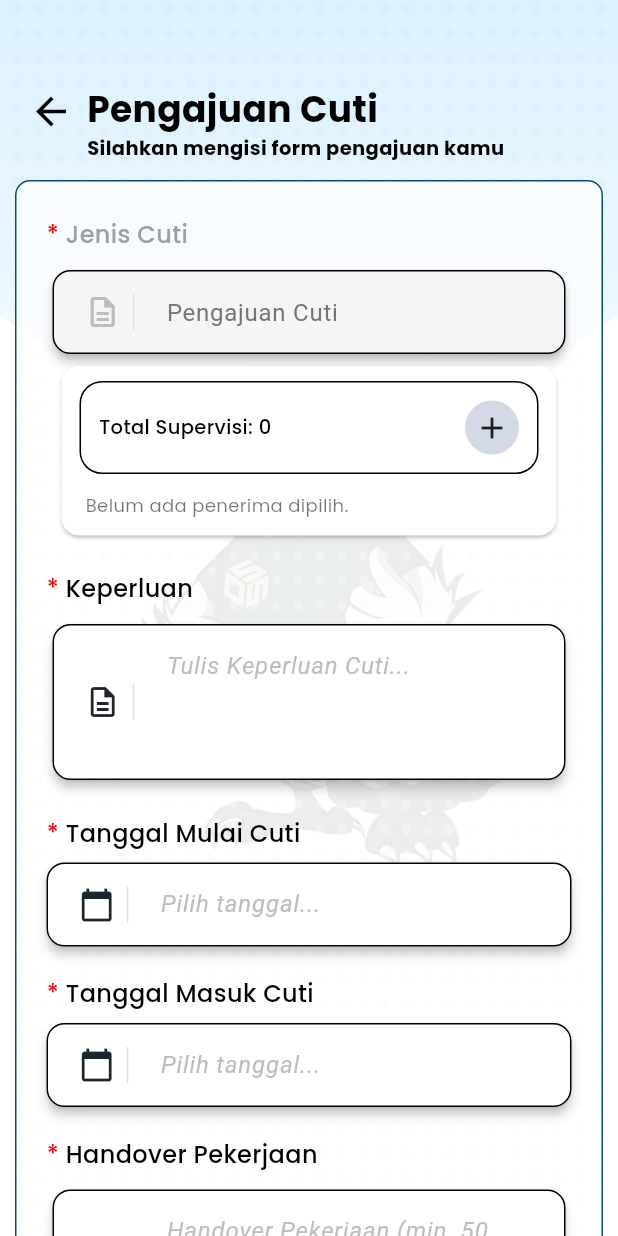
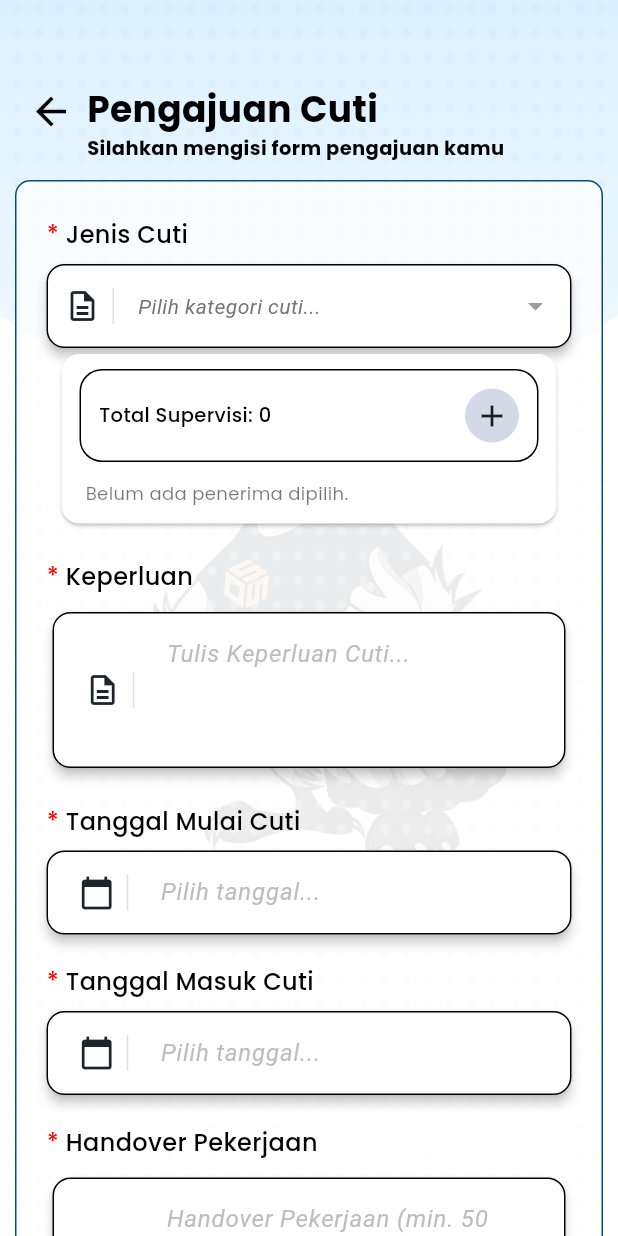
Before and after one commit to dewade17/E-HRM-Dewade, a Flutter app: the PengajuanCutiScreen screen opened directly, on a phone screen of 412 x 824 dp. Run offline on Flutter 3.47's test engine with Material 3 defaults, Android fonts, the light colour scheme and no system bars; our stand-ins replace camera, curved_navigation_bar, device_info_plus, dotted_border, easy_stepper, file_picker and 13 more; accounts and stored records are empty; network calls fail.

Commit message:
Create: feature-kategori-cuti

```diff
--- a/lib/main.dart
+++ b/lib/main.dart
@@ -12,6 +12,7 @@
 import 'package:e_hrm/providers/kunjungan/kunjungan_klien_provider.dart';
 import 'package:e_hrm/providers/location/location_provider.dart';
 import 'package:e_hrm/providers/notifications/notifications_provider.dart';
+import 'package:e_hrm/providers/pengajuan_cuti/kategori_cuti_provider.dart';
 import 'package:e_hrm/providers/profile/profile_provider.dart';
 import 'package:e_hrm/providers/shift_kerja/shift_kerja_realtime_provider.dart';
 import 'package:e_hrm/screens/auth/login/login_screen.dart';
@@ -76,6 +77,7 @@
         ChangeNotifierProvider(create: (_) => KunjunganKlienProvider()),
         ChangeNotifierProvider(create: (_) => IstirahatProvider()),
         ChangeNotifierProvider(create: (_) => NotificationProvider()),
+        ChangeNotifierProvider(create: (_) => KategoriCutiProvider()),
       ],
       child: MaterialApp(
         title: 'E-HRM',
--- a/lib/screens/users/pengajuan_cuti_izin/tambah_pengajuan/pengajuan_cuti/widget/form_pengajuan_cuti.dart
+++ b/lib/screens/users/pengajuan_cuti_izin/tambah_pengajuan/pengajuan_cuti/widget/form_pengajuan_cuti.dart
@@ -3,14 +3,17 @@
 import 'dart:io'; // <-- Impor 'dart:io'
 import 'package:e_hrm/contraints/colors.dart';
 import 'package:e_hrm/providers/approvers/approvers_absensi_provider.dart';
+import 'package:e_hrm/providers/pengajuan_cuti/kategori_cuti_provider.dart';
 import 'package:e_hrm/screens/users/pengajuan_cuti_izin/tambah_pengajuan/widget/recipient_cuti.dart';
 import 'package:e_hrm/shared_widget/date_picker_field_widget.dart';
-import 'package:e_hrm/shared_widget/file_picker_field_widget.dart'; // <-- Widget baru kita
+import 'package:e_hrm/shared_widget/file_picker_field_widget.dart';
+import 'package:e_hrm/shared_widget/kategori_cuti_selection_field.dart'; // <-- IMPORT BARU
 import 'package:e_hrm/shared_widget/text_field_widget.dart';
 import 'package:flutter/material.dart';
 import 'package:google_fonts/google_fonts.dart';
 import 'package:provider/provider.dart';
-// Hapus: import 'package:file_picker/file_picker.dart';
+import 'package:e_hrm/dto/pengajuan_cuti/kategori_pengajuan_cuti.dart'
+    as dto; // <-- IMPORT DTO
 
 class FormPengajuanCuti extends StatefulWidget {
   const FormPengajuanCuti({super.key});
@@ -22,7 +25,9 @@
 class _FormPengajuanCutiState extends State<FormPengajuanCuti> {
   final GlobalKey<FormState> formKey = GlobalKey<FormState>();
 
-  final TextEditingController jenisCutiController = TextEditingController();
+  // Hapus controller 'jenisCutiController'
+  // final TextEditingController jenisCutiController = TextEditingController();
+
   final TextEditingController keperluanController = TextEditingController();
   final TextEditingController handoverController = TextEditingController();
   final TextEditingController tanggalMulaiController = TextEditingController();
@@ -30,20 +35,32 @@
 
   DateTime? _tanggalMulai;
   DateTime? _tanggalMasuk;
-  // DIUBAH: Gunakan File? dari dart:io
   File? _buktiFile;
+
+  // TAMBAHKAN STATE UNTUK KATEGORI TERPILIH
+  dto.Data? _selectedKategoriCuti;
 
   bool _autoValidate = false;
 
   @override
   void initState() {
     super.initState();
-    jenisCutiController.text = "Pengajuan Cuti";
+    // Hapus baris ini:
+    // jenisCutiController.text = "Pengajuan Cuti";
+
+    // TAMBAHKAN INI:
+    // Muat data Kategori Cuti saat form pertama kali dibuka
+    WidgetsBinding.instance.addPostFrameCallback((_) {
+      if (!mounted) return;
+      context.read<KategoriCutiProvider>().fetch(append: false);
+    });
   }
 
   @override
   void dispose() {
-    jenisCutiController.dispose();
+    // Hapus controller 'jenisCutiController'
+    // jenisCutiController.dispose();
+
     keperluanController.dispose();
     handoverController.dispose();
     tanggalMulaiController.dispose();
@@ -57,9 +74,21 @@
     });
 
     if (formKey.currentState?.validate() ?? false) {
+      // Validasi tambahan (meskipun validator field sudah menangani ini)
+      if (_selectedKategoriCuti == null) {
+        ScaffoldMessenger.of(context).showSnackBar(
+          SnackBar(
+            content: Text('Harap pilih jenis cuti terlebih dahulu.'),
+            backgroundColor: AppColors.errorColor,
+          ),
+        );
+        return;
+      }
+
       // TODO: Logika submit data pengajuan cuti
       print("Form valid. Mengirim data...");
-      // Kirim _buktiFile (File) ke API Anda
+      print("Kategori Cuti ID: ${_selectedKategoriCuti!.idKategoriCuti}");
+      print("Nama Kategori: ${_selectedKategoriCuti!.namaKategori}");
       print("File yang diunggah: ${_buktiFile?.path ?? 'Tidak ada'}");
       print(
         "Ukuran file: ${_buktiFile != null ? _buktiFile!.lengthSync() : 0} bytes",
@@ -87,6 +116,9 @@
         ? AutovalidateMode.onUserInteraction
         : AutovalidateMode.disabled;
 
+    // Perlu watch provider KategoriCuti untuk status loading (jika ingin)
+    final kategoriCutiProvider = context.watch<KategoriCutiProvider>();
+
     return Form(
       key: formKey,
       autovalidateMode: autovalidateMode,
@@ -94,19 +126,37 @@
         padding: const EdgeInsets.symmetric(horizontal: 16, vertical: 24),
         child: Column(
           children: [
-            TextFieldWidget(
+            // --- GANTI TextFieldWidget DENGAN KategoriCutiSelectionField ---
+            KategoriCutiSelectionField(
               backgroundColor: AppColors.textColor,
               borderColor: AppColors.textDefaultColor,
               label: 'Jenis Cuti',
-              controller: jenisCutiController,
-              hintText: '',
+              selectedKategori: _selectedKategoriCuti,
+              onKategoriSelected: (selected) {
+                setState(() => _selectedKategoriCuti = selected);
+                // Trigger re-validation jika form was already submitted
+                if (_autoValidate) {
+                  formKey.currentState?.validate();
+                }
+              },
               isRequired: true,
-              prefixIcon: Icons.description_outlined,
-              keyboardType: TextInputType.text,
-              maxLines: 1,
-              enabled: false,
               autovalidateMode: autovalidateMode,
+              validator: (value) {
+                if (value == null) {
+                  return 'Jenis cuti wajib dipilih';
+                }
+                return null;
+              },
             ),
+            // Tampilkan loading indicator jika provider sedang memuat
+            if (kategoriCutiProvider.loading &&
+                kategoriCutiProvider.items.isEmpty)
+              const Padding(
+                padding: EdgeInsets.only(top: 8.0),
+                child: LinearProgressIndicator(),
+              ),
+
+            // --- AKHIR PERGANTIAN ---
             Padding(
               padding: const EdgeInsets.fromLTRB(10, 0, 10, 0),
               child: FormField<Set<String>>(
@@ -211,37 +261,27 @@
               },
             ),
             SizedBox(height: 20),
-
-            // <-- DIUBAH: Menggunakan widget baru -->
             FilePickerFieldWidget(
               backgroundColor: AppColors.textColor,
               borderColor: AppColors.textDefaultColor,
               label: 'Unggah Bukti',
-              buttonText: 'Unggah Bukti', // Sesuai desain
+              buttonText: 'Unggah Bukti',
               prefixIcon: Icons.camera_alt_outlined,
-              file: _buktiFile, // Kirim file dari state
+              file: _buktiFile,
               onFileChanged: (newFile) {
-                // Terima file dan update state
                 setState(() {
                   _buktiFile = newFile;
                 });
-                // Validasi ulang jika form sudah divalidasi
                 if (_autoValidate) {
                   formKey.currentState?.validate();
                 }
               },
-              isRequired: false, // Set ke true jika bukti wajib
+              isRequired: false,
               autovalidateMode: autovalidateMode,
               validator: (file) {
-                // (Contoh jika diwajibkan)
-                // if (file == null && false /* ganti ini dgn true jika wajib */) {
-                //   return 'Bukti wajib diunggah';
-                // }
                 return null;
               },
             ),
-
-            // <-- AKHIR PERUBAHAN -->
             SizedBox(height: 20),
             SizedBox(
               width: 150,
--- /dev/null
+++ b/lib/shared_widget/kategori_cuti_selection_field.dart
@@ -0,0 +1,171 @@
+// lib/shared_widget/kategori_cuti_selection_field.dart
+
+import 'package:e_hrm/contraints/colors.dart';
+import 'package:e_hrm/dto/pengajuan_cuti/kategori_pengajuan_cuti.dart' as dto;
+import 'package:e_hrm/screens/users/pengajuan_cuti_izin/tambah_pengajuan/pengajuan_cuti/widget/kategori_cuti_selection_sheet.dart';
+
+import 'package:flutter/material.dart';
+import 'package:google_fonts/google_fonts.dart';
+
+class KategoriCutiSelectionField extends StatelessWidget {
+  const KategoriCutiSelectionField({
+    super.key,
+    required this.label,
+    this.selectedKategori, // Menerima objek dto.Data
+    required this.onKategoriSelected, // Callback mengembalikan dto.Data
+    this.hintText = 'Pilih kategori cuti...',
+    this.prefixIcon = Icons.description_outlined,
+    this.isRequired = false,
+    this.validator, // Validator menerima dto.Data?
+    this.autovalidateMode,
+    this.width = 350,
+    this.elevation = 3,
+    this.borderRadius = 12,
+    this.backgroundColor,
+    this.borderColor,
+    this.borderWidth = 1.0,
+  });
+
+  final String label;
+  final dto.Data? selectedKategori;
+  final ValueChanged<dto.Data?> onKategoriSelected;
+  final String hintText;
+  final IconData? prefixIcon;
+  final bool isRequired;
+  final FormFieldValidator<dto.Data>? validator;
+  final AutovalidateMode? autovalidateMode;
+  final double? width;
+  final double elevation;
+  final double borderRadius;
+  final Color? backgroundColor;
+  final Color? borderColor;
+  final double borderWidth;
+
+  @override
+  Widget build(BuildContext context) {
+    final baseLabelStyle = GoogleFonts.poppins(
+      textStyle: const TextStyle(
+        fontSize: 16,
+        fontWeight: FontWeight.w500,
+        color: AppColors.textDefaultColor,
+      ),
+    );
+
+    // Tampilkan nama kategori jika ada
+    final String displayText = selectedKategori?.namaKategori ?? '';
+    final bool hasSelection = selectedKategori != null;
+
+    return SizedBox(
+      width: width,
+      child: Column(
+        crossAxisAlignment: CrossAxisAlignment.start,
+        children: [
+          // Label
+          Text.rich(
+            TextSpan(
+              children: [
+                if (isRequired)
+                  TextSpan(
+                    text: '* ',
+                    style: baseLabelStyle.copyWith(color: AppColors.errorColor),
+                  ),
+                TextSpan(text: label, style: baseLabelStyle),
+              ],
+            ),
+          ),
+          const SizedBox(height: 8),
+          // FormField untuk validasi
+          FormField<dto.Data>(
+            builder: (FormFieldState<dto.Data> state) {
+              final BorderSide errorBorder = const BorderSide(
+                color: Colors.red,
+                width: 1.0,
+              );
+
+              final BorderSide defaultBorder = borderColor != null
+                  ? BorderSide(color: borderColor!, width: borderWidth)
+                  : BorderSide.none;
+
+              return InkWell(
+                onTap: () async {
+                  await showModalBottomSheet<void>(
+                    context: context,
+                    isScrollControlled: true,
+                    builder: (_) => KategoriCutiSelectionSheet(
+                      initialSelectedId: selectedKategori?.idKategoriCuti,
+                      onKategoriSelected: (selected) {
+                        state.didChange(selected);
+                        onKategoriSelected(selected);
+                      },
+                    ),
+                  );
+                },
+                borderRadius: BorderRadius.circular(borderRadius),
+                child: Card(
+                  color: backgroundColor,
+                  elevation: elevation,
+                  margin: EdgeInsets.zero,
+                  shape: RoundedRectangleBorder(
+                    borderRadius: BorderRadius.circular(borderRadius),
+                    side: state.hasError ? errorBorder : defaultBorder,
+                  ),
+                  child: Padding(
+                    padding: const EdgeInsets.symmetric(
+                      horizontal: 12,
+                      vertical: 16,
+                    ),
+                    child: Row(
+                      children: [
+                        if (prefixIcon != null)
+                          _buildPrefixWithDivider(prefixIcon),
+                        Expanded(
+                          child: Text(
+                            hasSelection ? displayText : hintText,
+                            style: TextStyle(
+                              fontSize: 14,
+                              color: hasSelection
+                                  ? AppColors.textDefaultColor
+                                  : Colors.grey.shade600,
+                              fontStyle: hasSelection
+                                  ? FontStyle.normal
+                                  : FontStyle.italic,
+                            ),
+                            overflow: TextOverflow.ellipsis,
+                          ),
+                        ),
+                        const Icon(Icons.arrow_drop_down, color: Colors.grey),
+                      ],
+                    ),
+                  ),
+                ),
+              );
+            },
+            validator: validator,
+            autovalidateMode: autovalidateMode,
+            initialValue: selectedKategori,
+          ),
+        ],
+      ),
+    );
+  }
+
+  // Helper prefix icon
+  Widget _buildPrefixWithDivider(IconData? icon) {
+    if (icon == null) return const SizedBox.shrink();
+    return Padding(
+      padding: const EdgeInsets.only(right: 8.0),
+      child: Row(
+        mainAxisSize: MainAxisSize.min,
+        children: [
+          Icon(icon, color: AppColors.secondTextColor), // Sesuaikan warna ikon
+          Container(
+            margin: const EdgeInsets.symmetric(horizontal: 8),
+            width: 1,
+            height: 24,
+            color: Colors.grey.shade300,
+          ),
+        ],
+      ),
+    );
+  }
+}
```
Also changed, not shown: lib/screens/users/pengajuan_cuti_izin/tambah_pengajuan/pengajuan_cuti/widget/kategori_cuti_selection_sheet.dart (added, +364 -0 lines).
